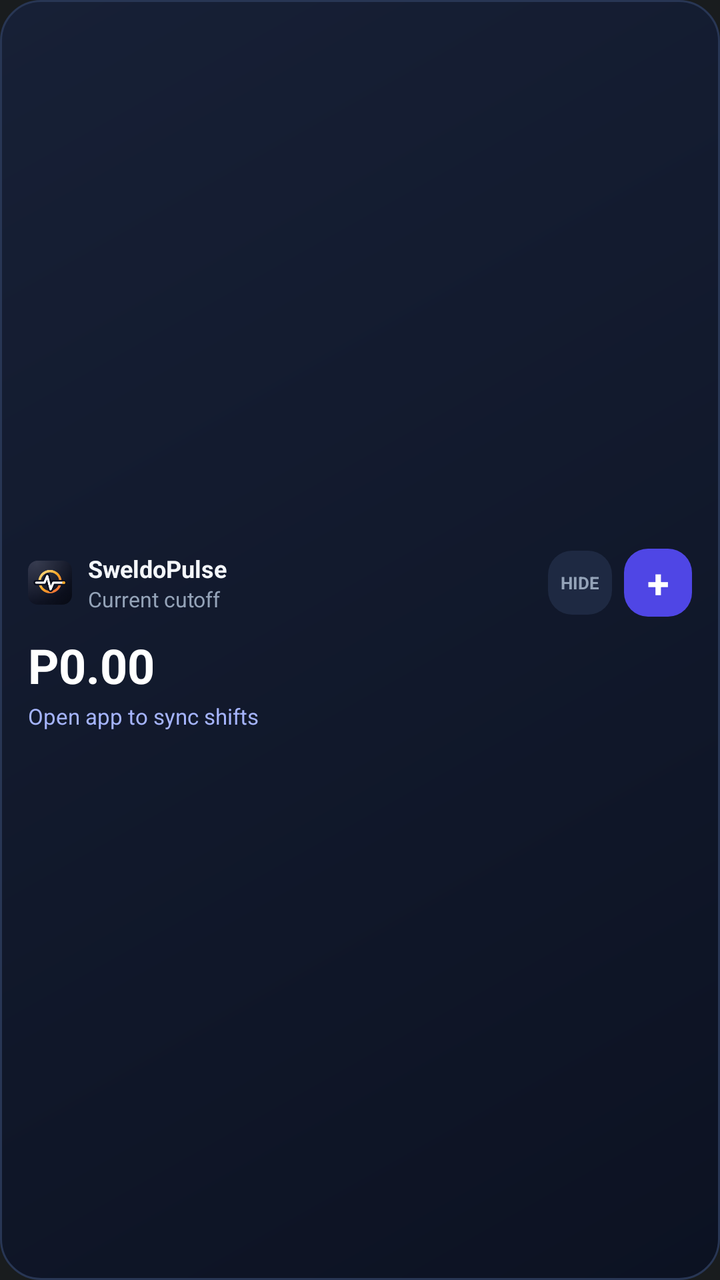
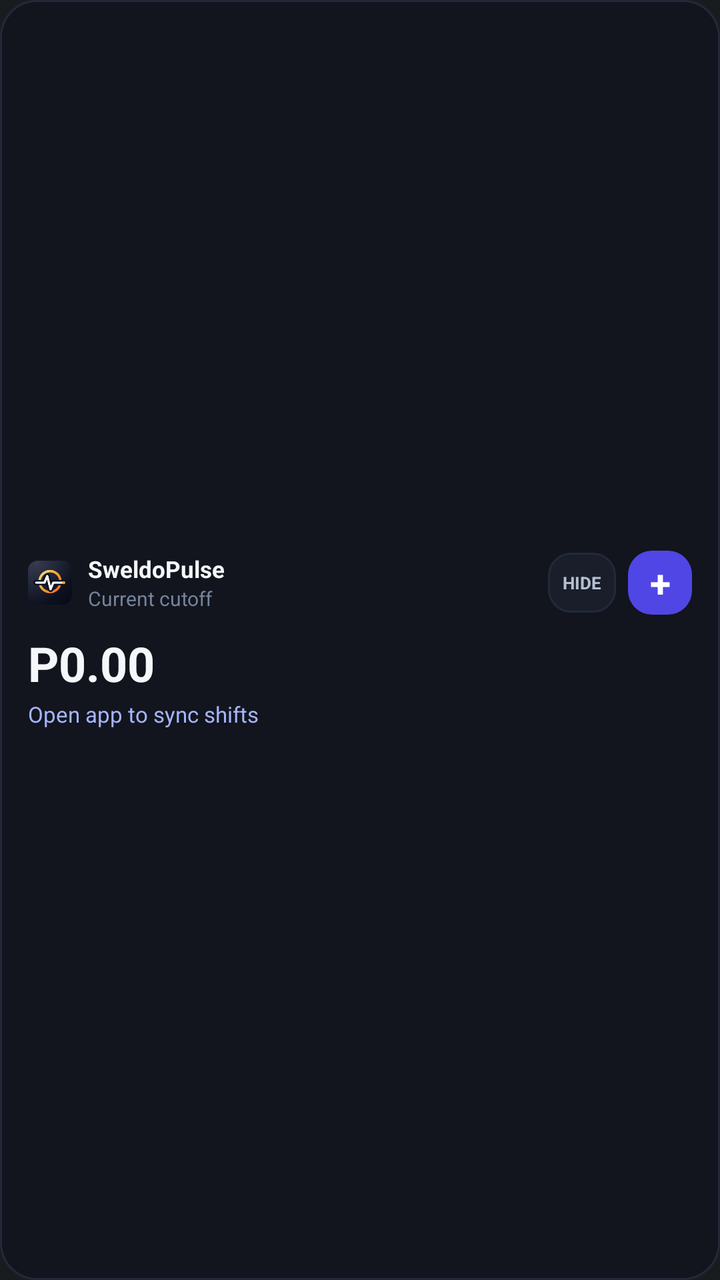

An Android layout rendered at two revisions. The XML below is the earlier revision; the diff shows what the commit changed to produce the second picture.
<!-- AndroidManifest.xml: application theme android:Theme.DeviceDefault.NoActionBar -->
<!-- res/layout/widget_sweldo.xml -->
<?xml version="1.0" encoding="utf-8"?>
<LinearLayout xmlns:android="http://schemas.android.com/apk/res/android"
    android:id="@+id/widget_root"
    android:layout_width="match_parent"
    android:layout_height="match_parent"
    android:orientation="vertical"
    android:background="@drawable/widget_bg_dark"
    android:padding="14dp"
    android:gravity="center_vertical">

    <LinearLayout
        android:layout_width="match_parent"
        android:layout_height="wrap_content"
        android:orientation="horizontal"
        android:gravity="center_vertical">

        <ImageView
            android:layout_width="22dp"
            android:layout_height="22dp"
            android:src="@mipmap/ic_launcher"
            android:contentDescription="SweldoPulse"/>

        <LinearLayout
            android:layout_width="0dp"
            android:layout_height="wrap_content"
            android:layout_weight="1"
            android:orientation="vertical"
            android:paddingLeft="8dp"
            android:paddingRight="6dp">

            <TextView
                android:id="@+id/widget_period"
                android:layout_width="wrap_content"
                android:layout_height="wrap_content"
                android:text="SweldoPulse"
                android:textColor="#F4F7FB"
                android:textSize="12sp"
                android:textStyle="bold"
                android:singleLine="true"
                android:ellipsize="end"/>

            <TextView
                android:id="@+id/widget_badge"
                android:layout_width="wrap_content"
                android:layout_height="wrap_content"
                android:text="Current cutoff"
                android:textColor="#94A3B8"
                android:textSize="10.5sp"
                android:singleLine="true"
                android:ellipsize="end"/>
        </LinearLayout>

        <TextView
            android:id="@+id/widget_eye_btn"
            android:layout_width="32dp"
            android:layout_height="32dp"
            android:layout_marginRight="6dp"
            android:background="@drawable/widget_strip_dark"
            android:gravity="center"
            android:text="HIDE"
            android:textColor="#94A3B8"
            android:textSize="8.5sp"
            android:textStyle="bold"/>

        <FrameLayout
            android:id="@+id/widget_add_btn"
            android:layout_width="34dp"
            android:layout_height="34dp">
            <ImageView
                android:id="@+id/widget_add_bg"
                android:layout_width="match_parent"
                android:layout_height="match_parent"
                android:scaleType="fitXY"
                android:src="@drawable/widget_btn_bg"
                android:contentDescription="Log shift"/>
            <TextView
                android:layout_width="match_parent"
                android:layout_height="match_parent"
                android:gravity="center"
                android:text="+"
                android:textColor="#FFFFFF"
                android:textSize="20sp"
                android:textStyle="bold"/>
        </FrameLayout>
    </LinearLayout>

    <TextView
        android:id="@+id/widget_net"
        android:layout_width="match_parent"
        android:layout_height="wrap_content"
        android:layout_marginTop="8dp"
        android:text="P0.00"
        android:textColor="#FFFFFF"
        android:textSize="24sp"
        android:textStyle="bold"
        android:singleLine="true"
        android:ellipsize="end"/>

    <TextView
        android:id="@+id/widget_meta"
        android:layout_width="match_parent"
        android:layout_height="wrap_content"
        android:layout_marginTop="2dp"
        android:text="Open app to sync shifts"
        android:textColor="#A5B4FC"
        android:textSize="11sp"
        android:singleLine="true"
        android:ellipsize="end"/>
</LinearLayout>
<!-- resources referenced by this layout -->
<resources>
  <!-- drawable widget_bg_dark (drawable) -->
  <?xml version="1.0" encoding="utf-8"?>
  <shape xmlns:android="http://schemas.android.com/apk/res/android" android:shape="rectangle">
      <gradient android:startColor="#172036" android:endColor="#0C1222" android:angle="315"/>
      <corners android:radius="20dp"/>
      <stroke android:width="1dp" android:color="#283654"/>
  </shape>
  <!-- drawable widget_btn_bg (drawable) -->
  <?xml version="1.0" encoding="utf-8"?>
  <shape xmlns:android="http://schemas.android.com/apk/res/android" android:shape="rectangle">
      <solid android:color="#4F46E5"/>
      <corners android:radius="12dp"/>
  </shape>
  <!-- drawable widget_strip_dark (drawable) -->
  <?xml version="1.0" encoding="utf-8"?>
  <shape xmlns:android="http://schemas.android.com/apk/res/android" android:shape="rectangle">
      <solid android:color="#1E2942"/>
      <corners android:radius="12dp"/>
  </shape>
  <!-- mipmap ic_launcher: png bitmap (mipmap-hdpi, 6297 bytes) -->
</resources>

<!-- the commit's change to res/layout/widget_sweldo.xml (unified diff, before → after) -->
@@ -33,8 +33,8 @@
                 android:layout_width="wrap_content"
                 android:layout_height="wrap_content"
                 android:text="SweldoPulse"
-                android:textColor="#F4F7FB"
-                android:textSize="12sp"
+                android:textColor="#F5F7FA"
+                android:textSize="11.5sp"
                 android:textStyle="bold"
                 android:singleLine="true"
                 android:ellipsize="end"/>
@@ -44,28 +44,28 @@
                 android:layout_width="wrap_content"
                 android:layout_height="wrap_content"
                 android:text="Current cutoff"
-                android:textColor="#94A3B8"
-                android:textSize="10.5sp"
+                android:textColor="#76839A"
+                android:textSize="10sp"
                 android:singleLine="true"
                 android:ellipsize="end"/>
         </LinearLayout>
 
         <TextView
             android:id="@+id/widget_eye_btn"
-            android:layout_width="32dp"
-            android:layout_height="32dp"
+            android:layout_width="34dp"
+            android:layout_height="30dp"
             android:layout_marginRight="6dp"
             android:background="@drawable/widget_strip_dark"
             android:gravity="center"
             android:text="HIDE"
-            android:textColor="#94A3B8"
+            android:textColor="#B6C0D0"
             android:textSize="8.5sp"
             android:textStyle="bold"/>
 
         <FrameLayout
             android:id="@+id/widget_add_btn"
-            android:layout_width="34dp"
-            android:layout_height="34dp">
+            android:layout_width="32dp"
+            android:layout_height="32dp">
             <ImageView
                 android:id="@+id/widget_add_bg"
                 android:layout_width="match_parent"
@@ -74,12 +74,13 @@
                 android:src="@drawable/widget_btn_bg"
                 android:contentDescription="Log shift"/>
             <TextView
+                android:id="@+id/widget_add_txt"
                 android:layout_width="match_parent"
                 android:layout_height="match_parent"
                 android:gravity="center"
                 android:text="+"
                 android:textColor="#FFFFFF"
-                android:textSize="20sp"
+                android:textSize="19sp"
                 android:textStyle="bold"/>
         </FrameLayout>
     </LinearLayout>
@@ -90,7 +91,7 @@
         android:layout_height="wrap_content"
         android:layout_marginTop="8dp"
         android:text="P0.00"
-        android:textColor="#FFFFFF"
+        android:textColor="#F5F7FA"
         android:textSize="24sp"
         android:textStyle="bold"
         android:singleLine="true"
<!-- resource entries referenced after the edit -->
@@ -3,9 +3,9 @@
   <!-- drawable widget_bg_dark (drawable) -->
   <?xml version="1.0" encoding="utf-8"?>
   <shape xmlns:android="http://schemas.android.com/apk/res/android" android:shape="rectangle">
-      <gradient android:startColor="#172036" android:endColor="#0C1222" android:angle="315"/>
-      <corners android:radius="20dp"/>
-      <stroke android:width="1dp" android:color="#283654"/>
+      <solid android:color="#12151E"/>
+      <corners android:radius="18dp"/>
+      <stroke android:width="1dp" android:color="#232938"/>
   </shape>
   <!-- drawable widget_btn_bg (drawable) -->
   <?xml version="1.0" encoding="utf-8"?>
@@ -16,8 +16,9 @@
   <!-- drawable widget_strip_dark (drawable) -->
   <?xml version="1.0" encoding="utf-8"?>
   <shape xmlns:android="http://schemas.android.com/apk/res/android" android:shape="rectangle">
-      <solid android:color="#1E2942"/>
-      <corners android:radius="12dp"/>
+      <solid android:color="#191E2A"/>
+      <corners android:radius="11dp"/>
+      <stroke android:width="1dp" android:color="#232938"/>
   </shape>
   <!-- mipmap ic_launcher: png bitmap (mipmap-hdpi, 6297 bytes) -->
 </resources>
